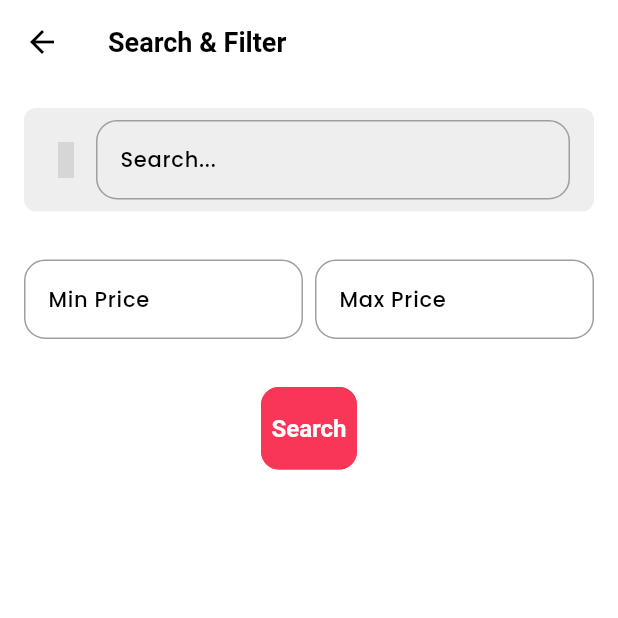
After one commit to NamPhungNguyen/AppShop, a Flutter app: the SearchAndFilterScreen screen opened by its route, after a tap on "Search", on a phone screen of 412 x 824 dp, the top half of it. The commit adds this screen. Run offline on Flutter 3.47's test engine with Material 3 defaults, Android fonts, the phone set to English and light mode, and no system bars; our stand-ins replace carousel_slider, dio, firebase_core, firebase_storage, flutter_rating_bar, flutter_riverpod and 12 more; accounts and stored records are empty; generated files the repository leaves out were written again; network calls fail; grey boxes are pictures that could not be loaded.

Commit message:
update lphan trang and search

```diff
--- /dev/null
+++ b/lib/domain/states/search_state.dart
@@ -0,0 +1,31 @@
+import 'package:flutter_riverpod/flutter_riverpod.dart';
+
+import '../domain_modules.dart';
+import '../models/product.dart';
+
+class SearchState extends StateNotifier<AsyncValue<List<Product>>> {
+  final StateNotifierProviderRef _ref;
+
+  SearchState(this._ref) : super(const AsyncValue.loading());
+
+  // This method is responsible for calling the API when triggered
+  Future<void> searchAndFilter(
+      String? name,
+      double? priceMin,
+      double? priceMax,
+      ) async {
+    if (name == null || name.isEmpty) {
+      state = AsyncValue.data([]);  // Return empty list if search query is empty
+      return;
+    }
+
+    state = const AsyncValue.loading();  // Set loading state before calling API
+    try {
+      final productUsecase = _ref.read(productUsecaseProvider);
+      final products = await productUsecase.searchAndFilter(name, priceMin, priceMax);
+      state = AsyncValue.data(products);  // Set data when API call succeeds
+    } catch (error, stack) {
+      state = AsyncValue.error(error, stack);  // Set error state on failure
+    }
+  }
+}
--- a/lib/domain/usecases/product_usecase.dart
+++ b/lib/domain/usecases/product_usecase.dart
@@ -14,4 +14,7 @@ abstract class ProductUsecase {
   Future<void> removeProductToFavorites(String productId);
 
   Future<List<Product>> fetchAllProductToFavorites();
+
+  Future<List<Product>> searchAndFilter(
+      String? name, double? priceMin, double? priceMax);
 }
--- a/lib/main.dart
+++ b/lib/main.dart
@@ -16,6 +16,7 @@ import 'package:front_shop/domain/states/home_state.dart';
 import 'package:front_shop/domain/states/location_state.dart';
 import 'package:front_shop/domain/states/product_page_state.dart';
 import 'package:front_shop/domain/states/product_state.dart';
+import 'package:front_shop/domain/states/search_state.dart';
 import 'package:front_shop/domain/states/shipping_address_state.dart';
 import 'package:front_shop/domain/states/signup_state.dart';
 import 'package:front_shop/domain/states/token_state.dart';
@@ -83,6 +84,11 @@ final favoriteStateProvider =
   (ref) => FavoriteState(ref),
 );
 
+final productSearchStateProvider =
+    StateNotifierProvider<SearchState, AsyncValue<List<Product>>>(
+  (ref) => SearchState(ref),
+);
+
 final cartStateProvider =
     StateNotifierProvider<CartState, AsyncValue<CartProducts>>(
   (ref) => CartState(ref),
--- /dev/null
+++ b/lib/presentation/commom/widgets/Search/search_and_filter.dart
@@ -0,0 +1,174 @@
+import 'package:flutter/material.dart';
+import 'package:flutter/services.dart';
+import 'package:flutter_riverpod/flutter_riverpod.dart';
+import 'package:iconsax/iconsax.dart';
+
+import '../../../../main.dart';
+
+// Providers for min and max price
+final minPriceProvider = StateProvider<String?>((ref) => null);
+final maxPriceProvider = StateProvider<String?>((ref) => null);
+
+final searchQueryProvider = StateProvider<String?>((ref) => null);
+
+class SearchAndFilterScreen extends ConsumerWidget {
+  static const String routeName = '/search_and_filter_screen';
+
+  const SearchAndFilterScreen({Key? key}) : super(key: key);
+
+  @override
+  Widget build(BuildContext context, WidgetRef ref) {
+    final productState = ref.watch(productSearchStateProvider);
+    final searchQuery = ref.watch(searchQueryProvider);
+    final minPrice = ref.watch(minPriceProvider);
+    final maxPrice = ref.watch(maxPriceProvider);
+
+    return Scaffold(
+      appBar: AppBar(title: const Text('Search & Filter')),
+      body: Column(
+        children: [
+          // Search Bar
+          Padding(
+            padding: const EdgeInsets.all(16.0),
+            child: SearchBar(
+              onSearch: (value) {
+                ref.read(searchQueryProvider.notifier).state = value;
+              },
+            ),
+          ),
+
+          // Price Filter Inputs
+          Padding(
+            padding: const EdgeInsets.all(16.0),
+            child: Row(
+              children: [
+                // Min Price Input
+                Expanded(
+                  child: TextField(
+                    decoration: const InputDecoration(
+                      labelText: 'Min Price',
+                      hintText: 'Enter min price',
+                    ),
+                    keyboardType: TextInputType.number,
+                    onChanged: (value) {
+                      ref.read(minPriceProvider.notifier).state = value;
+                    },
+                    inputFormatters: [
+                      FilteringTextInputFormatter.digitsOnly, // Only digits allowed
+                    ],
+                  ),
+                ),
+                const SizedBox(width: 8),
+                // Max Price Input
+                Expanded(
+                  child: TextField(
+                    decoration: const InputDecoration(
+                      labelText: 'Max Price',
+                      hintText: 'Enter max price',
+                    ),
+                    keyboardType: TextInputType.number,
+                    onChanged: (value) {
+                      ref.read(maxPriceProvider.notifier).state = value;
+                    },
+                    inputFormatters: [
+                      FilteringTextInputFormatter.digitsOnly, // Only digits allowed
+                    ],
+                  ),
+                ),
+              ],
+            ),
+          ),
+
+          // Button to trigger search and call the API
+          Padding(
+            padding: const EdgeInsets.all(16.0),
+            child: ElevatedButton(
+              onPressed: () {
+                final min = minPrice != null && minPrice.isNotEmpty
+                    ? double.tryParse(minPrice.replaceAll(',', '')) // Handle number format with commas if needed
+                    : null;
+                final max = maxPrice != null && maxPrice.isNotEmpty
+                    ? double.tryParse(maxPrice.replaceAll(',', '')) // Same for max price
+                    : null;
+
+                // If no search query, set it to null
+                if (searchQuery == null || searchQuery.isEmpty) {
+                  ref.read(searchQueryProvider.notifier).state = null;
+                }
+
+                // Call searchAndFilter with the provided query and price filters
+                ref.read(productSearchStateProvider.notifier).searchAndFilter(
+                  searchQuery,  // Search query can be null
+                  min,           // Min price filter
+                  max,           // Max price filter
+                );
+              },
+              child: const Text('Search'),
+            ),
+          ),
+
+          // Handle loading, data, and error states here
+          Expanded(
+            child: productState.when(
+              data: (products) {
+                // Display product list when data is available
+                return ListView.builder(
+                  itemCount: products.length,
+                  itemBuilder: (context, index) {
+                    final product = products[index];
+                    return ListTile(
+                      leading: const Icon(Icons.shopping_bag),
+                      title: Text(product.name),
+                      subtitle: Text('Category: ${product.categoryName}'),
+                      trailing: Text('\$${product.price}'),
+                    );
+                  },
+                );
+              },
+              loading: () {
+                // Show a loading spinner if products are being fetched
+                return const Center(child: CircularProgressIndicator());
+              },
+              error: (error, stack) {
+                // Show an error message if there was an error fetching products
+                return Center(child: Text('Error: $error'));
+              },
+            ),
+          ),
+        ],
+      ),
+    );
+  }
+}
+
+class SearchBar extends ConsumerWidget {
+  final Function(String) onSearch; // Ensuring onSearch is a function that takes a string
+
+  const SearchBar({Key? key, required this.onSearch}) : super(key: key);
+
+  @override
+  Widget build(BuildContext context, WidgetRef ref) {
+    return Container(
+      decoration: BoxDecoration(
+        color: Colors.grey[200],
+        borderRadius: BorderRadius.circular(8),
+      ),
+      padding: const EdgeInsets.symmetric(horizontal: 16, vertical: 8),
+      child: Row(
+        children: [
+          const Icon(Iconsax.search_normal, color: Colors.grey),
+          const SizedBox(width: 8),
+          Expanded(
+            child: TextField(
+              decoration: const InputDecoration(
+                border: InputBorder.none,
+                hintText: 'Search...',
+              ),
+              onChanged: onSearch, // Calls the onSearch callback
+            ),
+          ),
+        ],
+      ),
+    );
+  }
+}
--- a/lib/presentation/screens/MainView/main_view.dart
+++ b/lib/presentation/screens/MainView/main_view.dart
@@ -17,6 +17,7 @@ import 'package:front_shop/presentation/screens/ProductReviews/product_reviews.d
 import 'package:front_shop/presentation/screens/Splash/splash_view.dart';
 
 import '../../../domain/models/product.dart';
+import '../../commom/widgets/Search/search_and_filter.dart';
 import '../Address/address_view.dart';
 import '../Address/update_address.dart';
 import '../Login/log_in_view.dart';
@@ -98,6 +99,9 @@ class MainView {
       case UpdateProfileEmailView.routeName:
         return MaterialPageRoute(
             builder: (_) => const UpdateProfileEmailView());
+      case SearchAndFilterScreen.routeName:
+        return MaterialPageRoute(
+            builder: (_) => const SearchAndFilterScreen());
       default:
         return MaterialPageRoute(
           builder: (_) => Scaffold(
--- a/lib/server/client/client_api_endpoint.dart
+++ b/lib/server/client/client_api_endpoint.dart
@@ -6,6 +6,6 @@ class ClientApiEndpoint {
   ClientApiEndpoint._internal();
 
   String baseUrl() {
-    return "http://192.168.1.8:8080/shopping";
+    return "http://172.20.224.1:8080/shopping";
   }
 }
--- a/lib/server/data/datastores/product_repository_impl.dart
+++ b/lib/server/data/datastores/product_repository_impl.dart
@@ -37,4 +37,9 @@ class ProductRepositoryImpl implements ProductRepository {
   Future<ProductPageEntity> getProductsPage(int page, int size) async {
     return await _clientService.getProductsPage(page, size);
   }
+
+  @override
+  Future<List<ProductEntity>> searchAndFilter(String? name, double? priceMin, double? priceMax) async {
+    return await _clientService.searchAndFilter(name, priceMin, priceMax);
+  }
 }
--- a/lib/server/data/repository/product_repository.dart
+++ b/lib/server/data/repository/product_repository.dart
@@ -13,4 +13,7 @@ abstract class ProductRepository {
   Future<void> removeProductToFavorites(String productId);
 
   Future<List<ProductEntity>> fetchAllProductToFavorites();
+
+  Future<List<ProductEntity>> searchAndFilter(
+      String? name, double? priceMin, double? priceMax);
 }
```
Also changed, not shown: lib/domain/states/favorite_state.dart (+12 -0 lines), lib/domain/states/product_page_state.dart (+44 -5 lines), lib/domain/usecases/product_usecase_impl.dart (+8 -0 lines), lib/presentation/screens/Menu/Home/home_view.dart (+107 -47 lines), lib/server/client/client_api.dart (+8 -0 lines), lib/server/client/client_service.dart (+15 -0 lines), lib/server/client/client_api.g.dart.
